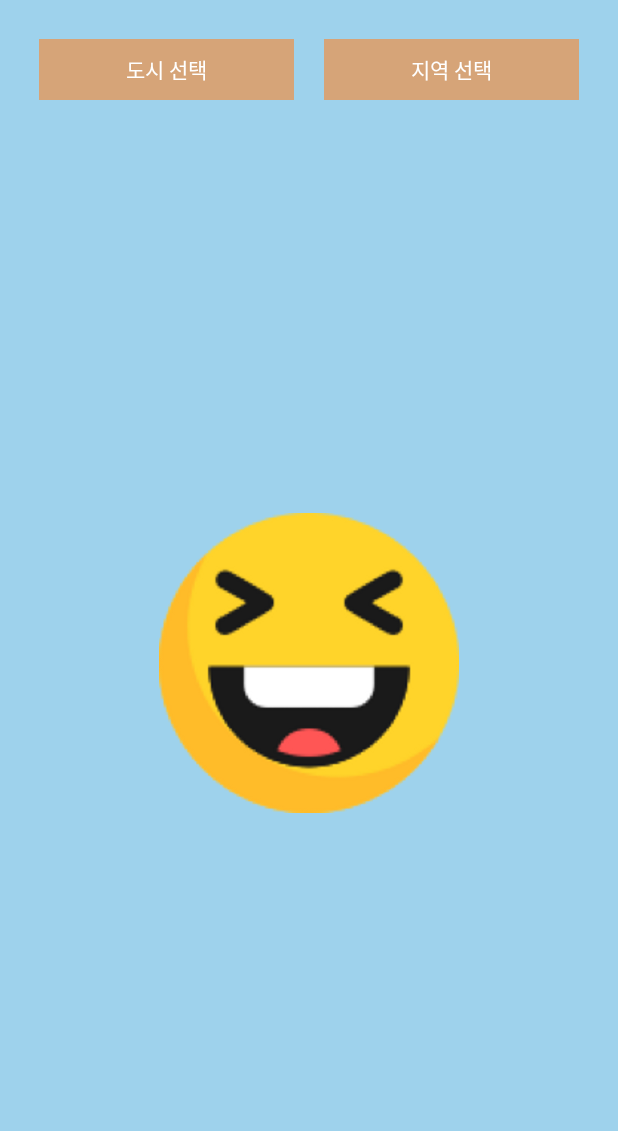
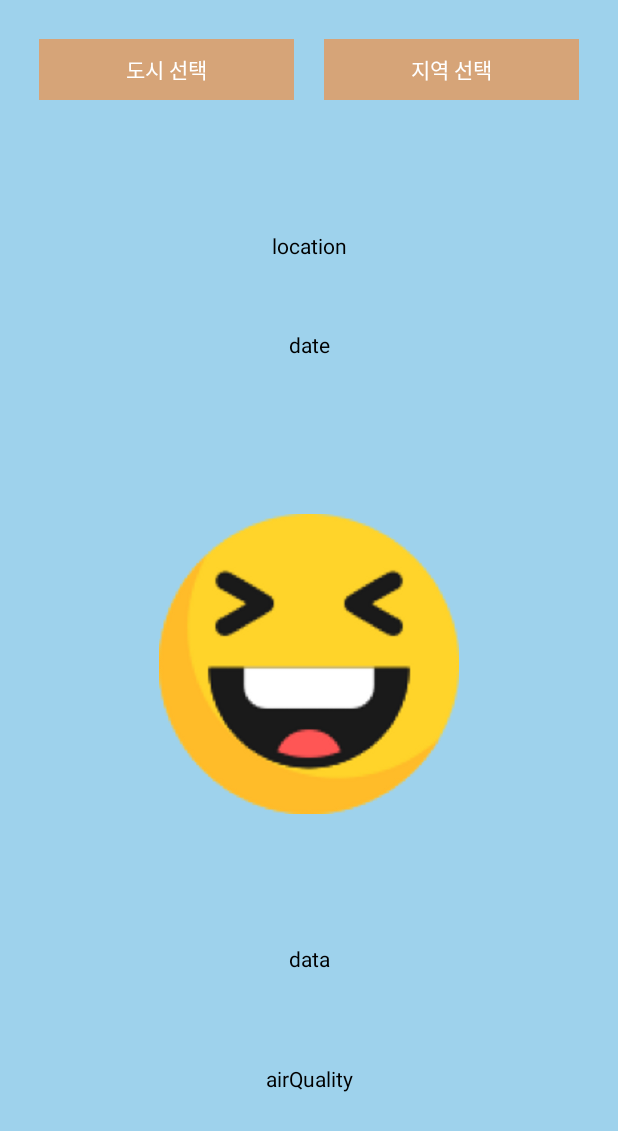
Before and after one commit to byu-rin/Miseya, an Android app built with Jetpack Compose: the screen it shows after launch (MainActivity), on a phone screen of 412 x 824 dp. Shown: the top 1131 px of the screen. Run offline under Robolectric (Android 15) with nearby library versions, the phone set to English and light mode, and no system bars; our stand-ins replace constraintlayout-compose.

```diff
--- a/app/src/main/java/com/example/miseya/MainActivity.kt
+++ b/app/src/main/java/com/example/miseya/MainActivity.kt
@@ -1,9 +1,9 @@
 package com.android.miseya
 
 import android.os.Bundle
-import android.widget.Spinner
 import androidx.activity.ComponentActivity
 import androidx.activity.compose.setContent
+import androidx.activity.viewModels
 import androidx.compose.foundation.Image
 import androidx.compose.foundation.background
 import androidx.compose.foundation.clickable
@@ -32,10 +32,12 @@
 import androidx.compose.ui.res.painterResource
 import androidx.compose.ui.tooling.preview.Preview
 import androidx.compose.ui.unit.dp
+import androidx.constraintlayout.compose.ConstraintLayout
 import com.example.miseya.MainViewModel
 import com.example.miseya.R
 
 class MainActivity : ComponentActivity() {
+
     override fun onCreate(savedInstanceState: Bundle?) {
         super.onCreate(savedInstanceState)
         setContent {
@@ -70,7 +72,7 @@
                 modifier = Modifier.fillMaxWidth(),
                 contentAlignment = Alignment.Center
             ) {
-                ImogeExample()
+                Imoge(String())
             }
             Spacer(Modifier.weight(1f)) // 이 스페이서는 ImogeExample 아래쪽에 추가 공간을 제공합니다.
         }
@@ -133,7 +135,52 @@
 }
 
 @Composable
-fun ImogeExample() {
+fun Imoge(airQuality: String) {
+    ConstraintLayout(
+        modifier = Modifier.fillMaxSize()
+    ) {
+        val (location, date, data, level) = createRefs()
+
+        Text(
+            text = "location",
+            color = Color.Black,
+            modifier = Modifier.constrainAs(location) {
+                top.linkTo(parent.top, margin = 80.dp)
+                start.linkTo(parent.start)
+                end.linkTo(parent.end)
+            }
+        )
+
+        Text(
+            text = "date",
+            color = Color.Black,
+            modifier = Modifier.constrainAs(date) {
+                top.linkTo(location.bottom, margin = 50.dp)
+                start.linkTo(parent.start)
+                end.linkTo(parent.end)
+            }
+        )
+
+        Text(
+            text = "data",
+            color = Color.Black,
+            modifier = Modifier.constrainAs(data) {
+                bottom.linkTo(parent.bottom, margin = 160.dp)
+                start.linkTo(parent.start)
+                end.linkTo(parent.end)
+            }
+        )
+
+        Text(
+            text = "airQuality",
+            color = Color.Black,
+            modifier = Modifier.constrainAs(level) {
+                bottom.linkTo(parent.bottom, margin = 80.dp)
+                start.linkTo(parent.start)
+                end.linkTo(parent.end)
+            }
+        )
+    }
     Box(
         modifier = Modifier.size(200.dp, 200.dp),
         contentAlignment = Alignment.Center
```
Also changed, not shown: app/src/main/java/com/example/miseya/MainViewModel.kt (+18 -3 lines), app/src/main/java/com/example/miseya/data/City.kt (added, +255 -0 lines).
